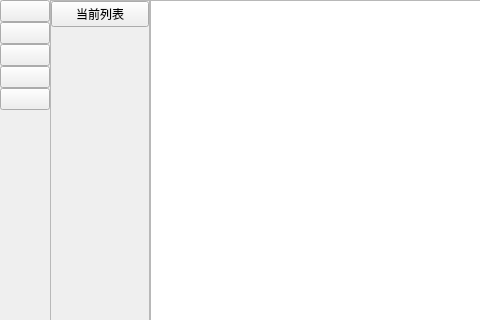
Above: centralwidget.ui from QKira/QMusicPlayer before the change; both pictures show x 0 to 480 and y 0 to 320 of the 750 by 500 pixel window. Below: the same form after it.
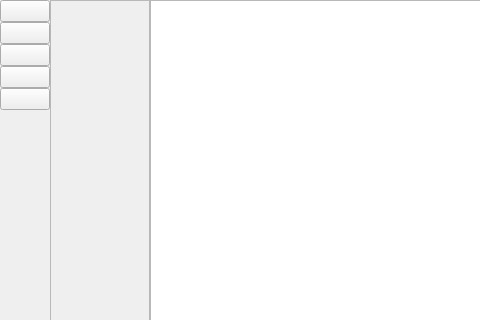
That is the form after the change. Icons and pictures are not drawn.

Commit message: playlists completed

```diff
--- a/centralwidget.ui
+++ b/centralwidget.ui
@@ -996,19 +996,6 @@
                    <property name="bottomMargin">
                     <number>0</number>
                    </property>
-                   <item>
-                    <widget class="QPushButton" name="button_Playlist_current">
-                     <property name="text">
-                      <string>当前列表</string>
-                     </property>
-                     <property name="checkable">
-                      <bool>false</bool>
-                     </property>
-                     <property name="checked">
-                      <bool>false</bool>
-                     </property>
-                    </widget>
-                   </item>
                    <item>
                     <spacer name="vSpacer_Playlists">
                      <property name="orientation">
```
The commit also changes 6 other files.
